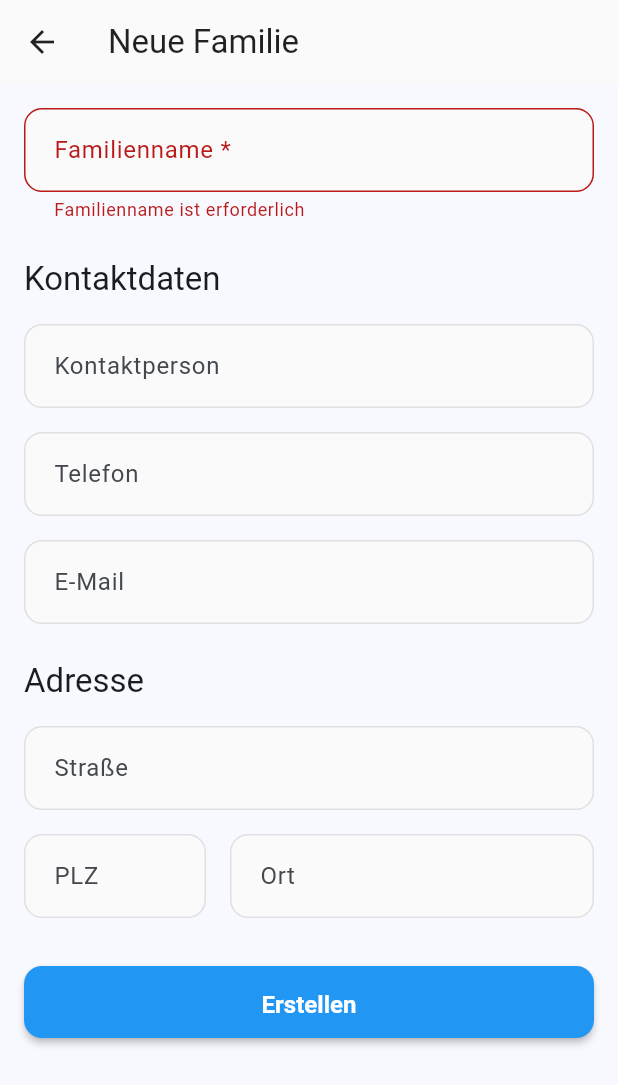
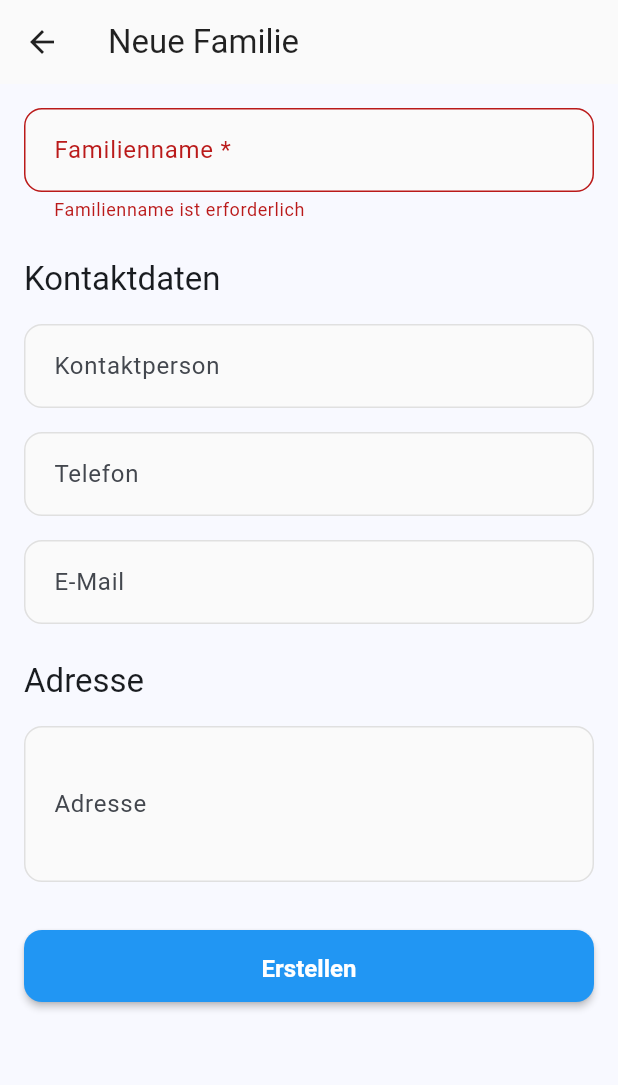
Before and after one commit to ptC7H12/Freizeitkasse, a Flutter app: the FamilyFormScreen screen opened directly, after a tap on "Erstellen", on a phone screen of 412 x 824 dp. Shown: the top 1085 px of the screen. Run offline on Flutter 3.47's test engine with Material 3 defaults, Android fonts, the phone set to English and light mode, and no system bars; our stand-ins replace drift, file_picker, fl_chart, flutter_riverpod, logger, pdf and 2 more; missing offline and left inert: barcode, excel; accounts and stored records are empty; generated files the repository leaves out were written again.

Commit message:
feat: Konsolidiere Adressfelder zu einem einzigen Feld
BREAKING CHANGE: Datenbankschema-Änderung

Alle separaten Adressfelder (Straße, PLZ, Ort) wurden zu einem
einzigen mehrzeiligen "Adresse"-Feld konsolidiert für:
- Participants: street/postalCode/city → address
- Families: street/postalCode/city → address
- Settings: organizationStreet/PostalCode/City → organizationAddress

Änderungen:
- Datenbankschema: Migration von Version 5 auf 6
- Automatische Datenmigration: bestehende Daten werden zusammengeführt
- Repository-Anpassungen: Parameter vereinfacht
- Formular-UI: 3 Felder → 1 mehrzeiliges Feld
- PDF/Excel-Services: Adressausgabe angepasst

Die Migration fügt bestehende Adressdaten automatisch zusammen
mit Kommas und Leerzeichen als Trennzeichen.

```diff
--- a/lib/screens/families/family_form_screen.dart
+++ b/lib/screens/families/family_form_screen.dart
@@ -29,9 +29,7 @@ class _FamilyFormScreenState extends ConsumerState<FamilyFormScreen> {
   final _contactPersonController = TextEditingController();
   final _phoneController = TextEditingController();
   final _emailController = TextEditingController();
-  final _streetController = TextEditingController();
-  final _postalCodeController = TextEditingController();
-  final _cityController = TextEditingController();
+  final _addressController = TextEditingController();
 
   bool _isLoading = false;
   bool _isInitialized = false;
@@ -54,9 +52,7 @@ class _FamilyFormScreenState extends ConsumerState<FamilyFormScreen> {
           _contactPersonController.text = family.contactPerson ?? '';
           _phoneController.text = family.phone ?? '';
           _emailController.text = family.email ?? '';
-          _streetController.text = family.street ?? '';
-          _postalCodeController.text = family.postalCode ?? '';
-          _cityController.text = family.city ?? '';
+          _addressController.text = family.address ?? '';
           _isInitialized = true;
         });
       }
@@ -73,9 +69,7 @@ class _FamilyFormScreenState extends ConsumerState<FamilyFormScreen> {
     _contactPersonController.dispose();
     _phoneController.dispose();
     _emailController.dispose();
-    _streetController.dispose();
-    _postalCodeController.dispose();
-    _cityController.dispose();
+    _addressController.dispose();
     super.dispose();
   }
 
@@ -166,38 +160,11 @@ class _FamilyFormScreenState extends ConsumerState<FamilyFormScreen> {
             const SizedBox(height: AppConstants.spacing),
 
             TextFormField(
-              controller: _streetController,
+              controller: _addressController,
               decoration: const InputDecoration(
-                labelText: 'Straße',
+                labelText: 'Adresse',
               ),
-            ),
-
-            const SizedBox(height: AppConstants.spacing),
-
-            Row(
-              children: [
-                Expanded(
-                  flex: 1,
-                  child: TextFormField(
-                    controller: _postalCodeController,
-                    decoration: const InputDecoration(
-                      labelText: 'PLZ',
-                    ),
-                    keyboardType: TextInputType.number,
-                    validator: Validators.postalCode,
-                  ),
-                ),
-                const SizedBox(width: AppConstants.spacing),
-                Expanded(
-                  flex: 2,
-                  child: TextFormField(
-                    controller: _cityController,
-                    decoration: const InputDecoration(
-                      labelText: 'Ort',
-                    ),
-                  ),
-                ),
-              ],
+              maxLines: 3,
             ),
 
             const SizedBox(height: 32),
@@ -252,12 +219,7 @@ class _FamilyFormScreenState extends ConsumerState<FamilyFormScreen> {
               : null,
           phone: _phoneController.text.isNotEmpty ? _phoneController.text : null,
           email: _emailController.text.isNotEmpty ? _emailController.text : null,
-          street:
-              _streetController.text.isNotEmpty ? _streetController.text : null,
-          postalCode: _postalCodeController.text.isNotEmpty
-              ? _postalCodeController.text
-              : null,
-          city: _cityController.text.isNotEmpty ? _cityController.text : null,
+          address: _addressController.text.isNotEmpty ? _addressController.text : null,
         );
 
         if (mounted) {
@@ -274,12 +236,7 @@ class _FamilyFormScreenState extends ConsumerState<FamilyFormScreen> {
               : null,
           phone: _phoneController.text.isNotEmpty ? _phoneController.text : null,
           email: _emailController.text.isNotEmpty ? _emailController.text : null,
-          street:
-              _streetController.text.isNotEmpty ? _streetController.text : null,
-          postalCode: _postalCodeController.text.isNotEmpty
-              ? _postalCodeController.text
-              : null,
-          city: _cityController.text.isNotEmpty ? _cityController.text : null,
+          address: _addressController.text.isNotEmpty ? _addressController.text : null,
         );
 
         if (mounted) {
--- a/lib/screens/settings/settings_screen.dart
+++ b/lib/screens/settings/settings_screen.dart
@@ -146,7 +146,7 @@ class _GeneralSettingsTabState extends ConsumerState<_GeneralSettingsTab> {
     if (mounted) {
       setState(() {
         _organizationController.text = settings.organizationName ?? '';
-        _addressController.text = settings.organizationStreet ?? '';
+        _addressController.text = settings.organizationAddress ?? '';
         // _contactController is not saved to DB (UI only field)
         _ibanController.text = settings.iban ?? '';
         _bicController.text = settings.bic ?? '';
@@ -177,7 +177,7 @@ class _GeneralSettingsTabState extends ConsumerState<_GeneralSettingsTab> {
         organizationName: _organizationController.text.trim().isEmpty
             ? null
             : _organizationController.text.trim(),
-        organizationStreet: _addressController.text.trim().isEmpty
+        organizationAddress: _addressController.text.trim().isEmpty
             ? null
             : _addressController.text.trim(),
         iban: _ibanController.text.trim().isEmpty
--- a/lib/services/participant_excel_service.dart
+++ b/lib/services/participant_excel_service.dart
@@ -36,9 +36,7 @@ class ParticipantExcelService {
       'Nachname',
       'Geburtsdatum',
       'Geschlecht',
-      'Straße und Hausnummer',
-      'PLZ',
-      'Ort',
+      'Adresse',
       'Telefon',
       'E-Mail',
       'Notfallkontakt Name',
@@ -88,9 +86,7 @@ class ParticipantExcelService {
         participant.lastName,
         _formatDate(participant.birthDate),
         participant.gender ?? '',
-        participant.street ?? '',
-        participant.postalCode ?? '',
-        participant.city ?? '',
+        participant.address ?? '',
         participant.phone ?? '',
         participant.email ?? '',
         participant.emergencyContactName ?? '',
```
Also changed, not shown: lib/data/database/app_database.dart (+117 -10 lines), lib/data/repositories/family_repository.dart (+4 -13 lines), lib/data/repositories/participant_repository.dart (+4 -12 lines), lib/data/repositories/settings_repository.dart (+4 -12 lines), lib/screens/participants/participant_form_screen.dart (+8 -41 lines), lib/services/pdf_export_service.dart (+4 -14 lines), lib/services/pdf_invoice_service.dart (+4 -6 lines).
